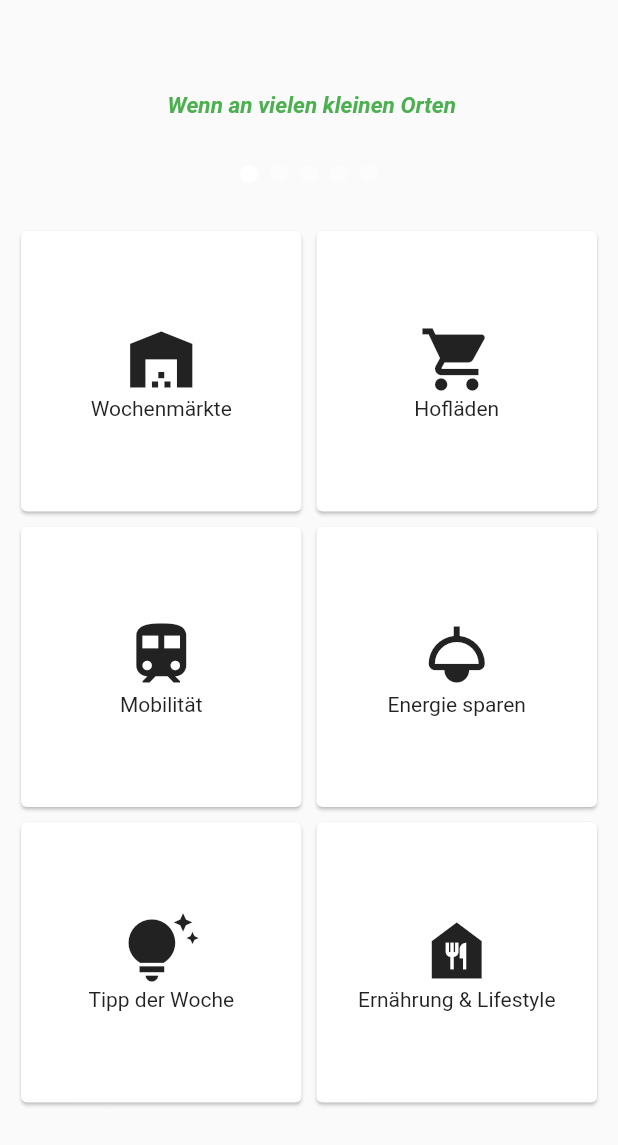
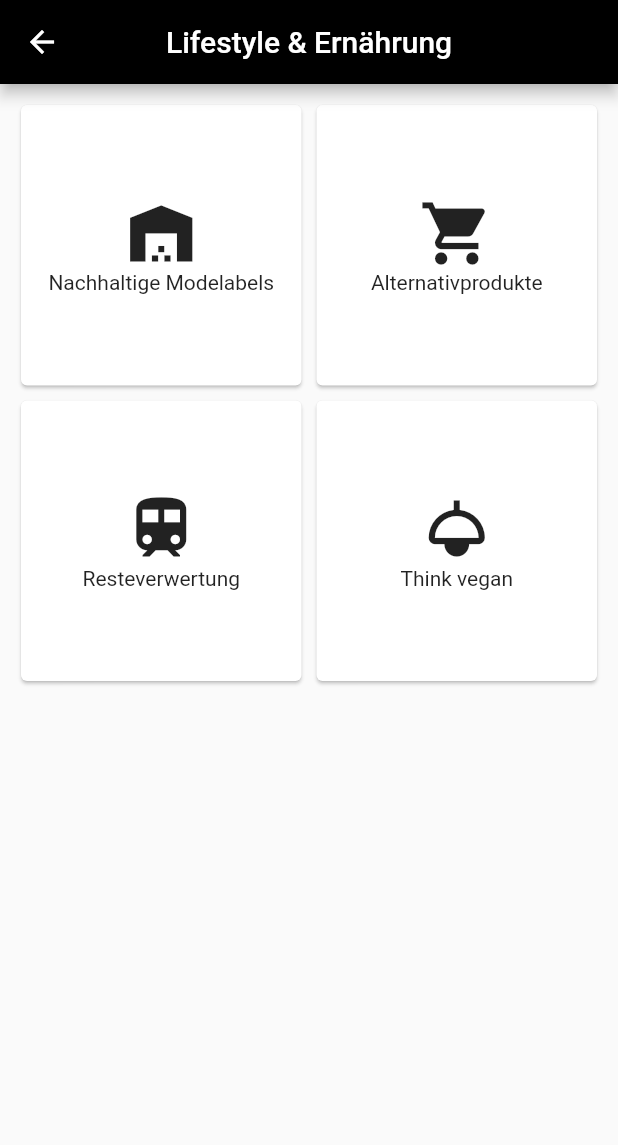
Before and after one commit to franzi-ann/AlltagshelferApp, a Flutter app: the screen it shows after launch, after a tap on "Ernährung & Lifestyle", on a phone screen of 412 x 824 dp. Shown: the top 1145 px of the screen. Run offline on Flutter 3.47's test engine with Material 2 defaults, Android fonts, the phone set to English and light mode, and no system bars; drawn by our look-alikes of flutter_carousel_widget; our stand-ins replace cached_network_image, location; missing offline and left inert: flutter_osm_plugin; network calls fail.

Commit message:
lifestyle category

```diff
--- a/lib/home.dart
+++ b/lib/home.dart
@@ -116,7 +116,10 @@ class _Home extends State<Home> {
                         ),
                       ),
                       onTap: () {
-                        Navigator.pushNamed(context, "/markets");
+                        Navigator.pushNamed(
+                          context,
+                          "/markets",
+                        );
                       },
                     ),
                     GestureDetector(
@@ -137,7 +140,10 @@ class _Home extends State<Home> {
                         ),
                       ),
                       onTap: () {
-                        Navigator.pushNamed(context, "/farms");
+                        Navigator.pushNamed(
+                          context,
+                          "/farms",
+                        );
                       },
                     ),
                     GestureDetector(
@@ -148,16 +154,21 @@ class _Home extends State<Home> {
                           mainAxisSize: MainAxisSize.min,
                           children: const [
                             Icon(
-                              Icons.train,
+                              Icons.food_bank,
                               size: 50,
                             ),
                             Text(
-                              "Mobilität",
+                              "Ernährung & Lifestyle",
                             ),
                           ],
                         ),
                       ),
-                      onTap: () {},
+                      onTap: () {
+                        Navigator.pushNamed(
+                          context,
+                          "/lifestyle",
+                        );
+                      },
                     ),
                     GestureDetector(
                       child: Card(
@@ -205,11 +216,11 @@ class _Home extends State<Home> {
                           mainAxisSize: MainAxisSize.min,
                           children: const [
                             Icon(
-                              Icons.food_bank,
+                              Icons.train,
                               size: 50,
                             ),
                             Text(
-                              "Ernährung & Lifestyle",
+                              "Mobilität",
                             ),
                           ],
                         ),
--- /dev/null
+++ b/lib/lifestyle/lifestyle_links.dart
@@ -0,0 +1,128 @@
+import 'package:flutter/material.dart';
+
+class LifeStyleLinks extends StatelessWidget {
+  const LifeStyleLinks({super.key});
+
+  @override
+  Widget build(BuildContext context) {
+    return Scaffold(
+      appBar: AppBar(
+        backgroundColor: Colors.black,
+        title: const Text(
+          "Lifestyle & Ernährung",
+        ),
+        centerTitle: true,
+      ),
+      body: Container(
+        margin: const EdgeInsets.all(
+          10,
+        ),
+        child: SafeArea(
+          child: Column(
+            mainAxisAlignment: MainAxisAlignment.center,
+            mainAxisSize: MainAxisSize.min,
+            children: [
+              Expanded(
+                child: GridView.count(
+                  primary: false,
+                  physics: const NeverScrollableScrollPhysics(),
+                  crossAxisCount: 2,
+                  crossAxisSpacing: 2.0,
+                  mainAxisSpacing: 2.0,
+                  children: [
+                    GestureDetector(
+                      child: Card(
+                        child: Column(
+                          mainAxisAlignment: MainAxisAlignment.center,
+                          crossAxisAlignment: CrossAxisAlignment.center,
+                          mainAxisSize: MainAxisSize.min,
+                          children: const [
+                            Icon(
+                              Icons.warehouse,
+                              size: 50,
+                            ),
+                            Text(
+                              "Nachhaltige Modelabels",
+                            ),
+                          ],
+                        ),
+                      ),
+                      onTap: () {
+                        Navigator.pushNamed(
+                          context,
+                          "/fashion_links",
+                        );
+                      },
+                    ),
+                    GestureDetector(
+                      child: Card(
+                        child: Column(
+                          mainAxisAlignment: MainAxisAlignment.center,
+                          crossAxisAlignment: CrossAxisAlignment.center,
+                          mainAxisSize: MainAxisSize.min,
+                          children: const [
+                            Icon(
+                              Icons.shopping_cart,
+                              size: 50,
+                            ),
+                            Text(
+                              "Alternativprodukte",
+                            ),
+                          ],
+                        ),
+                      ),
+                      onTap: () {
+                        Navigator.pushNamed(
+                          context,
+                          "/alternatives",
+                        );
+                      },
+                    ),
+                    GestureDetector(
+                      child: Card(
+                        child: Column(
+                          mainAxisAlignment: MainAxisAlignment.center,
+                          crossAxisAlignment: CrossAxisAlignment.center,
+                          mainAxisSize: MainAxisSize.min,
+                          children: const [
+                            Icon(
+                              Icons.train,
+                              size: 50,
+                            ),
+                            Text(
+                              "Resteverwertung",
+                            ),
+                          ],
+                        ),
+                      ),
+                      onTap: () {},
+                    ),
+                    GestureDetector(
+                      child: Card(
+                        child: Column(
+                          mainAxisAlignment: MainAxisAlignment.center,
+                          crossAxisAlignment: CrossAxisAlignment.center,
+                          mainAxisSize: MainAxisSize.min,
+                          children: const [
+                            Icon(
+                              Icons.light,
+                              size: 50,
+                            ),
+                            Text(
+                              "Think vegan",
+                            ),
+                          ],
+                        ),
+                      ),
+                      onTap: () {},
+                    ),
+                  ],
+                ),
+              ),
+            ],
+          ),
+        ),
+      ),
+    );
+  }
+}
--- a/lib/main.dart
+++ b/lib/main.dart
@@ -1,5 +1,7 @@
 import 'package:flutter/material.dart';
 import 'package:sustain/home.dart';
+import 'package:sustain/lifestyle/fashion_labels.dart';
+import 'package:sustain/lifestyle/lifestyle_links.dart';
 import 'package:sustain/localization_map.dart';
 
 void main() {
@@ -14,11 +16,14 @@ class MyApp extends StatelessWidget {
   Widget build(BuildContext context) {
     return MaterialApp(
       theme: ThemeData.light(),
+
       initialRoute: "/home",
       routes: {
         "/home": (ctx) => const Home(),
         "/markets": (ctx) => const LocationMap(1),
         "/farms": (ctx) => const LocationMap(2),
+        "/fashion_links": (ctx) => const FashionLabels(),
+        "/lifestyle":(context) => const LifeStyleLinks(),
       },
       home: const Home(),
     );
--- a/pubspec.yaml
+++ b/pubspec.yaml
@@ -19,7 +19,7 @@ publish_to: 'none' # Remove this line if you wish to publish to pub.dev
 version: 1.0.0+1
 
 environment:
-  sdk: '>=2.19.5 <3.0.0'
+  sdk: '>=2.19.0 <3.0.0'
 
 # Dependencies specify other packages that your package needs in order to work.
 # To automatically upgrade your package dependencies to the latest versions
@@ -39,6 +39,7 @@ dependencies:
   flutter_osm_plugin: ^0.53.1
   latlong2: ^0.8.0
   location: ^4.4.0
+  cached_network_image: ^3.2.3
   http: ^0.13.5
 
 dev_dependencies:
```
Also changed, not shown: lib/lifestyle/fashion_labels.dart (added, +101 -0 lines), pubspec.lock, 2 other files.
